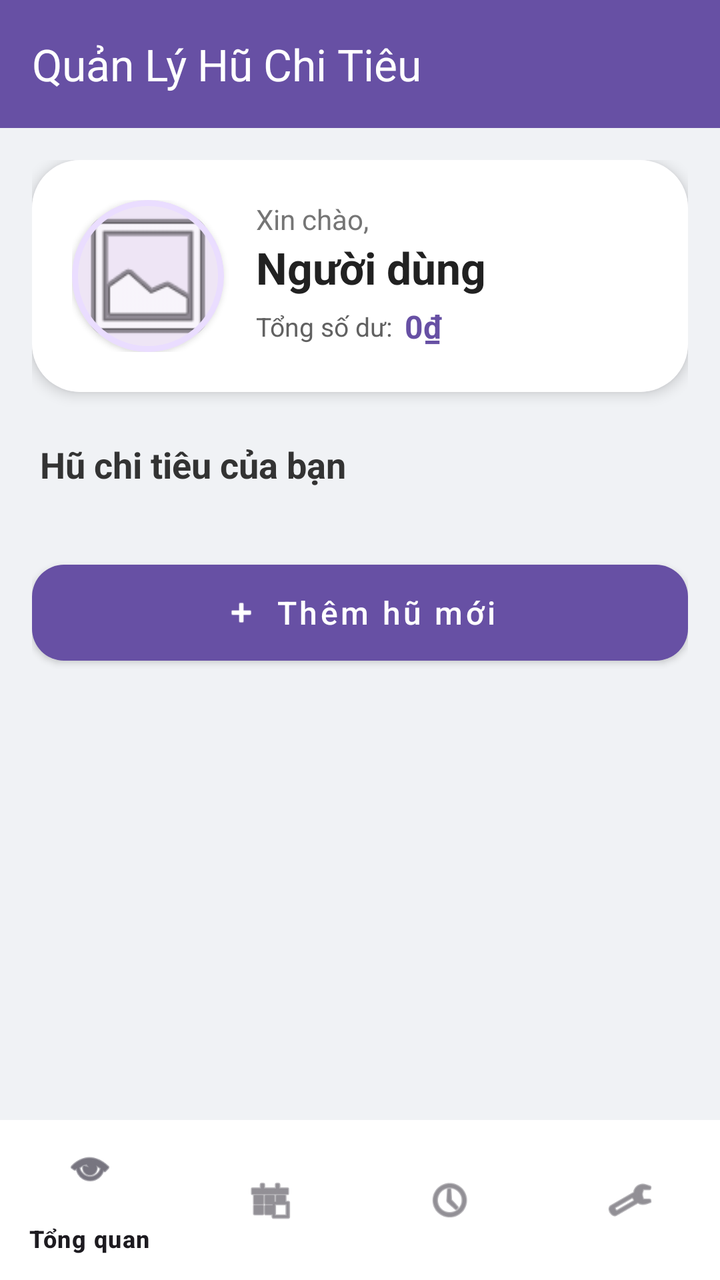
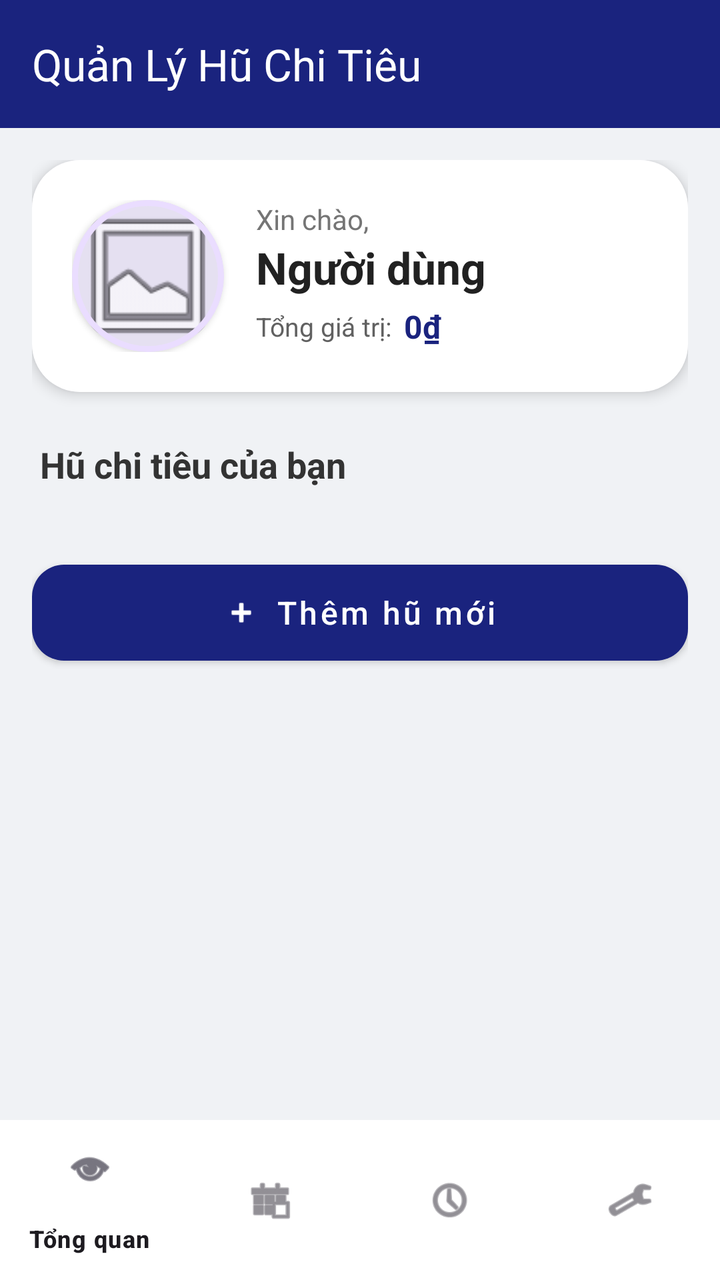

Before-and-after screenshots of an Android layout around one commit, followed by the original layout XML and the change that was made.
<!-- AndroidManifest.xml: application theme Theme.HuChiTieu -->
<!-- res/layout/activity_main.xml -->
<?xml version="1.0" encoding="utf-8"?>
<androidx.coordinatorlayout.widget.CoordinatorLayout xmlns:android="http://schemas.android.com/apk/res/android"
    xmlns:app="http://schemas.android.com/apk/res-auto"
    xmlns:tools="http://schemas.android.com/tools"
    android:id="@+id/main"
    android:layout_width="match_parent"
    android:layout_height="match_parent"
    android:background="#F0F2F5"
    tools:context=".MainActivity">

    <com.google.android.material.appbar.AppBarLayout
        android:layout_width="match_parent"
        android:layout_height="wrap_content"
        android:background="@android:color/transparent"
        app:elevation="0dp">

        <androidx.appcompat.widget.Toolbar
            android:id="@+id/toolbar"
            android:layout_width="match_parent"
            android:layout_height="?attr/actionBarSize"
            android:background="?attr/colorPrimary"
            app:title="Quản Lý Hũ Chi Tiêu"
            app:titleTextColor="@color/white" />

    </com.google.android.material.appbar.AppBarLayout>

    <androidx.core.widget.NestedScrollView
        android:layout_width="match_parent"
        android:layout_height="match_parent"
        android:paddingBottom="80dp"
        android:clipToPadding="false"
        app:layout_behavior="@string/appbar_scrolling_view_behavior">

        <LinearLayout
            android:layout_width="match_parent"
            android:layout_height="wrap_content"
            android:orientation="vertical"
            android:padding="16dp">

            
            <com.google.android.material.card.MaterialCardView
                android:layout_width="match_parent"
                android:layout_height="wrap_content"
                android:layout_marginBottom="24dp"
                app:cardCornerRadius="24dp"
                app:cardElevation="4dp"
                app:strokeWidth="0dp">

                <androidx.constraintlayout.widget.ConstraintLayout
                    android:layout_width="match_parent"
                    android:layout_height="wrap_content"
                    android:padding="20dp"
                    android:background="@color/white">

                    
                    <com.google.android.material.card.MaterialCardView
                        android:id="@+id/cardAvatar"
                        android:layout_width="76dp"
                        android:layout_height="76dp"
                        app:cardCornerRadius="38dp"
                        app:cardElevation="2dp"
                        app:strokeWidth="3dp"
                        app:strokeColor="?attr/colorPrimaryContainer"
                        app:layout_constraintStart_toStartOf="parent"
                        app:layout_constraintTop_toTopOf="parent"
                        app:layout_constraintBottom_toBottomOf="parent"
                        android:clickable="true"
                        android:focusable="true"
                        android:foreground="?attr/selectableItemBackground">

                        <ImageView
                            android:id="@+id/imageViewAvatar"
                            android:layout_width="match_parent"
                            android:layout_height="match_parent"
                            android:contentDescription="Avatar"
                            android:scaleType="centerCrop"
                            android:src="@android:drawable/ic_menu_gallery" />
                    </com.google.android.material.card.MaterialCardView>

                    <TextView
                        android:id="@+id/tvGreeting"
                        android:layout_width="wrap_content"
                        android:layout_height="wrap_content"
                        android:layout_marginStart="16dp"
                        android:text="Xin chào,"
                        android:textColor="#757575"
                        android:textSize="14sp"
                        app:layout_constraintStart_toEndOf="@+id/cardAvatar"
                        app:layout_constraintTop_toTopOf="@+id/cardAvatar" />

                    <TextView
                        android:id="@+id/textViewUserName"
                        android:layout_width="0dp"
                        android:layout_height="wrap_content"
                        android:layout_marginStart="16dp"
                        android:text="Người dùng"
                        android:textColor="#212121"
                        android:textSize="22sp"
                        android:textStyle="bold"
                        app:layout_constraintTop_toBottomOf="@+id/tvGreeting"
                        app:layout_constraintStart_toEndOf="@+id/cardAvatar"
                        app:layout_constraintEnd_toEndOf="parent" />

                    
                    <LinearLayout
                        android:layout_width="0dp"
                        android:layout_height="wrap_content"
                        android:layout_marginStart="16dp"
                        android:layout_marginTop="4dp"
                        android:orientation="horizontal"
                        android:gravity="center_vertical"
                        app:layout_constraintTop_toBottomOf="@+id/textViewUserName"
                        app:layout_constraintStart_toEndOf="@+id/cardAvatar"
                        app:layout_constraintEnd_toEndOf="parent">

                        <TextView
                            android:layout_width="wrap_content"
                            android:layout_height="wrap_content"
                            android:text="Tổng số dư:"
                            android:textColor="#616161"
                            android:textSize="13sp" />

                        <TextView
                            android:id="@+id/textViewTotalBalance"
                            android:layout_width="wrap_content"
                            android:layout_height="wrap_content"
                            android:layout_marginStart="6dp"
                            android:text="0₫"
                            android:textColor="?attr/colorPrimary"
                            android:textSize="16sp"
                            android:textStyle="bold" />
                    </LinearLayout>

                </androidx.constraintlayout.widget.ConstraintLayout>
            </com.google.android.material.card.MaterialCardView>

            
            <TextView
                android:layout_width="wrap_content"
                android:layout_height="wrap_content"
                android:text="Hũ chi tiêu của bạn"
                android:textSize="18sp"
                android:textStyle="bold"
                android:textColor="#333333"
                android:layout_marginBottom="12dp"
                android:layout_marginStart="4dp"/>

            <androidx.recyclerview.widget.RecyclerView
                android:id="@+id/recyclerViewPots"
                android:layout_width="match_parent"
                android:layout_height="wrap_content"
                android:nestedScrollingEnabled="false"
                tools:listitem="@layout/item_pot" />

            
            <com.google.android.material.button.MaterialButton
                android:id="@+id/btnCreatePot"
                android:layout_width="match_parent"
                android:layout_height="60dp"
                android:layout_marginTop="20dp"
                android:text="Thêm hũ mới"
                android:textSize="16sp"
                android:textAllCaps="false"
                app:cornerRadius="16dp"
                app:icon="@android:drawable/ic_input_add"
                app:iconGravity="textStart"
                style="@style/Widget.MaterialComponents.Button" />

        </LinearLayout>
    </androidx.core.widget.NestedScrollView>

    <com.google.android.material.bottomnavigation.BottomNavigationView
        android:id="@+id/bottom_navigation"
        android:layout_width="match_parent"
        android:layout_height="wrap_content"
        android:layout_gravity="bottom"
        android:background="@color/white"
        app:elevation="16dp"
        app:menu="@menu/bottom_nav_menu" />

</androidx.coordinatorlayout.widget.CoordinatorLayout>
<!-- res/layout/item_pot.xml (included above) -->
<?xml version="1.0" encoding="utf-8"?>
<com.google.android.material.card.MaterialCardView xmlns:android="http://schemas.android.com/apk/res/android"
    xmlns:app="http://schemas.android.com/apk/res-auto"
    xmlns:tools="http://schemas.android.com/tools"
    android:layout_width="match_parent"
    android:layout_height="wrap_content"
    android:layout_marginHorizontal="4dp"
    android:layout_marginVertical="8dp"
    app:cardCornerRadius="20dp"
    app:cardElevation="2dp"
    app:strokeWidth="0dp">

    <androidx.constraintlayout.widget.ConstraintLayout
        android:layout_width="match_parent"
        android:layout_height="wrap_content"
        android:padding="16dp"
        android:background="@color/white">

        
        <View
            android:id="@+id/viewColorTag"
            android:layout_width="4dp"
            android:layout_height="0dp"
            android:background="?attr/colorPrimary"
            app:layout_constraintStart_toStartOf="parent"
            app:layout_constraintTop_toTopOf="@+id/textViewPotName"
            app:layout_constraintBottom_toBottomOf="@+id/textViewPotBalance" />

        <TextView
            android:id="@+id/textViewPotName"
            android:layout_width="0dp"
            android:layout_height="wrap_content"
            android:layout_marginStart="12dp"
            android:text="Tên Hũ"
            android:textColor="#212121"
            android:textSize="17sp"
            android:textStyle="bold"
            app:layout_constraintEnd_toStartOf="@+id/textViewPotPercent"
            app:layout_constraintStart_toEndOf="@id/viewColorTag"
            app:layout_constraintTop_toTopOf="parent" />

        <TextView
            android:id="@+id/textViewPotBalance"
            android:layout_width="0dp"
            android:layout_height="wrap_content"
            android:layout_marginTop="2dp"
            android:text="0₫"
            android:textColor="?attr/colorPrimary"
            android:textSize="15sp"
            android:textStyle="bold"
            app:layout_constraintStart_toStartOf="@+id/textViewPotName"
            app:layout_constraintTop_toBottomOf="@+id/textViewPotName" />

        <TextView
            android:id="@+id/textViewPotPercent"
            android:layout_width="wrap_content"
            android:layout_height="wrap_content"
            android:text="0%"
            android:textColor="#757575"
            android:textSize="13sp"
            android:textStyle="bold"
            app:layout_constraintBottom_toBottomOf="@+id/textViewPotName"
            app:layout_constraintEnd_toEndOf="parent"
            app:layout_constraintTop_toTopOf="@+id/textViewPotName" />

        <com.google.android.material.progressindicator.LinearProgressIndicator
            android:id="@+id/progressBarPot"
            android:layout_width="0dp"
            android:layout_height="wrap_content"
            android:layout_marginTop="16dp"
            app:trackThickness="8dp"
            app:trackCornerRadius="4dp"
            app:trackColor="#F0F2F5"
            app:indicatorColor="?attr/colorPrimary"
            android:progress="40"
            app:layout_constraintEnd_toEndOf="parent"
            app:layout_constraintStart_toStartOf="parent"
            app:layout_constraintTop_toBottomOf="@+id/textViewPotBalance"
            app:layout_constraintBottom_toBottomOf="parent" />

    </androidx.constraintlayout.widget.ConstraintLayout>

</com.google.android.material.card.MaterialCardView>
<!-- resources referenced by this layout -->
<resources>
  <color name="white">#FFFFFFFF</color>
  <style name="Theme.HuChiTieu" parent="Base.Theme.HuChiTieu" />
  <style name="Base.Theme.HuChiTieu" parent="Theme.Material3.DayNight.NoActionBar">
          
          
      </style>
</resources>

<!-- the commit's change to res/layout/activity_main.xml (unified diff, before → after) -->
@@ -116,7 +116,7 @@
                         <TextView
                             android:layout_width="wrap_content"
                             android:layout_height="wrap_content"
-                            android:text="Tổng số dư:"
+                            android:text="Tổng giá trị:"
                             android:textColor="#616161"
                             android:textSize="13sp" />
 
<!-- resource entries referenced after the edit -->
@@ -3,8 +3,7 @@
   <color name="white">#FFFFFFFF</color>
   <style name="Theme.HuChiTieu" parent="Base.Theme.HuChiTieu" />
   <style name="Base.Theme.HuChiTieu" parent="Theme.Material3.DayNight.NoActionBar">
-          
-          
+          <item name="colorPrimary">#1A237E</item>
       </style>
 </resources>
 
